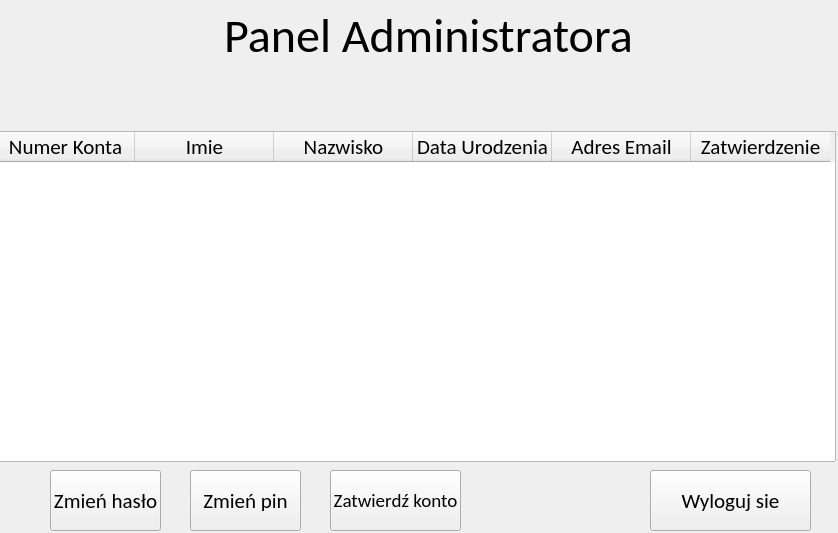
Maullly/BankApp-v2.0, file AdminPanel/AdminPanel.ui: the form before one commit.
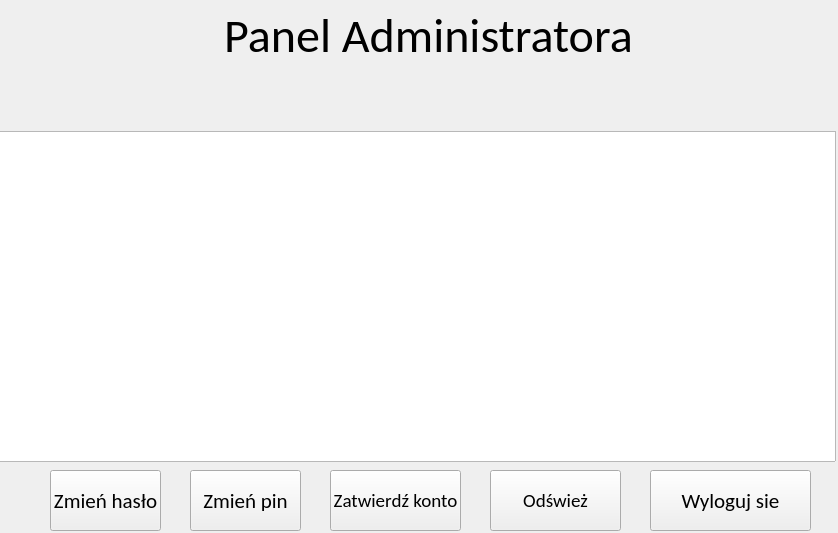
The form after the commit.

Commit message: Added working AdminPanel, changes to Login logic, few adjustments to class Osoba.

```diff
--- a/AdminPanel/AdminPanel.ui
+++ b/AdminPanel/AdminPanel.ui
@@ -47,85 +47,6 @@
     <set>Qt::AlignmentFlag::AlignCenter</set>
    </property>
   </widget>
-  <widget class="QTableWidget" name="AdminWidget">
-   <property name="geometry">
-    <rect>
-     <x>-5</x>
-     <y>131</y>
-     <width>841</width>
-     <height>331</height>
-    </rect>
-   </property>
-   <attribute name="horizontalHeaderDefaultSectionSize">
-    <number>139</number>
-   </attribute>
-   <column>
-    <property name="text">
-     <string>Numer Konta</string>
-    </property>
-    <property name="font">
-     <font>
-      <family>Calibri</family>
-      <pointsize>16</pointsize>
-     </font>
-    </property>
-   </column>
-   <column>
-    <property name="text">
-     <string>Imie</string>
-    </property>
-    <property name="font">
-     <font>
-      <family>Calibri</family>
-      <pointsize>16</pointsize>
-     </font>
-    </property>
-   </column>
-   <column>
-    <property name="text">
-     <string>Nazwisko</string>
-    </property>
-    <property name="font">
-     <font>
-      <family>Calibri</family>
-      <pointsize>16</pointsize>
-     </font>
-    </property>
-   </column>
-   <column>
-    <property name="text">
-     <string>Data Urodzenia</string>
-    </property>
-    <property name="font">
-     <font>
-      <family>Calibri</family>
-      <pointsize>16</pointsize>
-     </font>
-    </property>
-   </column>
-   <column>
-    <property name="text">
-     <string>Adres Email</string>
-    </property>
-    <property name="font">
-     <font>
-      <family>Calibri</family>
-      <pointsize>16</pointsize>
-     </font>
-    </property>
-   </column>
-   <column>
-    <property name="text">
-     <string>Zatwierdzenie</string>
-    </property>
-    <property name="font">
-     <font>
-      <family>Calibri</family>
-      <pointsize>16</pointsize>
-     </font>
-    </property>
-   </column>
-  </widget>
   <widget class="QPushButton" name="ChangePinAdminButton">
    <property name="geometry">
     <rect>
@@ -202,6 +123,35 @@
     <string>Zmień hasło</string>
    </property>
   </widget>
+  <widget class="QTableView" name="AdminView">
+   <property name="geometry">
+    <rect>
+     <x>-5</x>
+     <y>131</y>
+     <width>841</width>
+     <height>331</height>
+    </rect>
+   </property>
+  </widget>
+  <widget class="QPushButton" name="RefreshButton">
+   <property name="geometry">
+    <rect>
+     <x>490</x>
+     <y>470</y>
+     <width>131</width>
+     <height>61</height>
+    </rect>
+   </property>
+   <property name="font">
+    <font>
+     <family>Calibri</family>
+     <pointsize>14</pointsize>
+    </font>
+   </property>
+   <property name="text">
+    <string>Odśwież</string>
+   </property>
+  </widget>
  </widget>
  <resources/>
  <connections/>
```
The commit also changes 12 other files.
